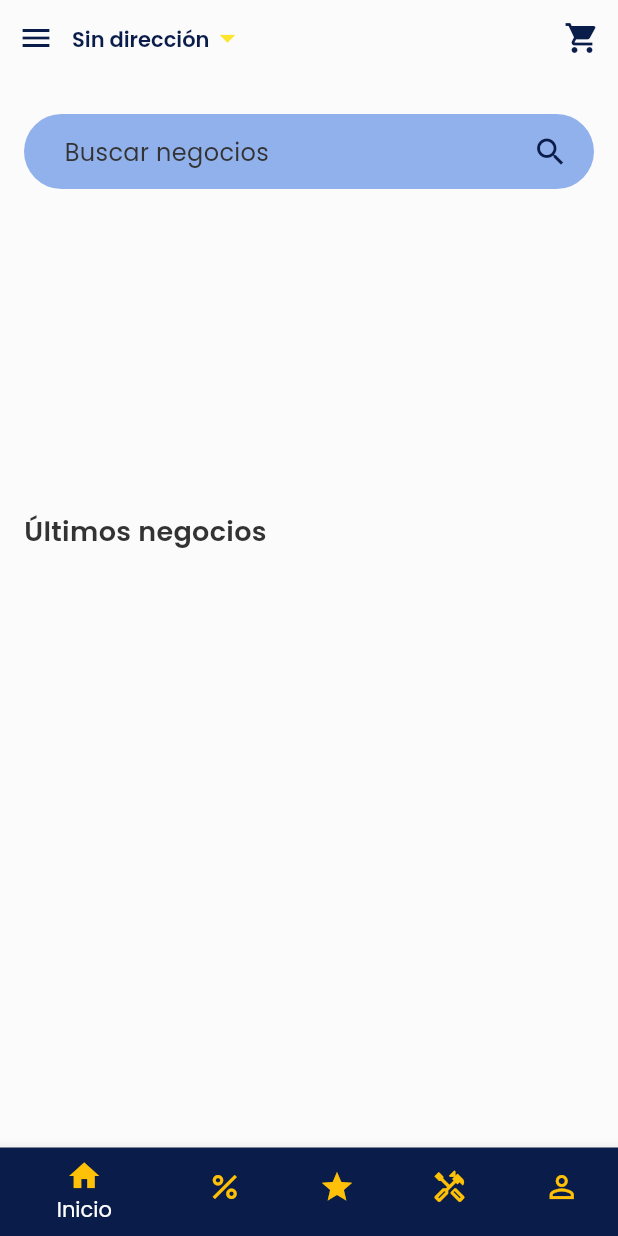
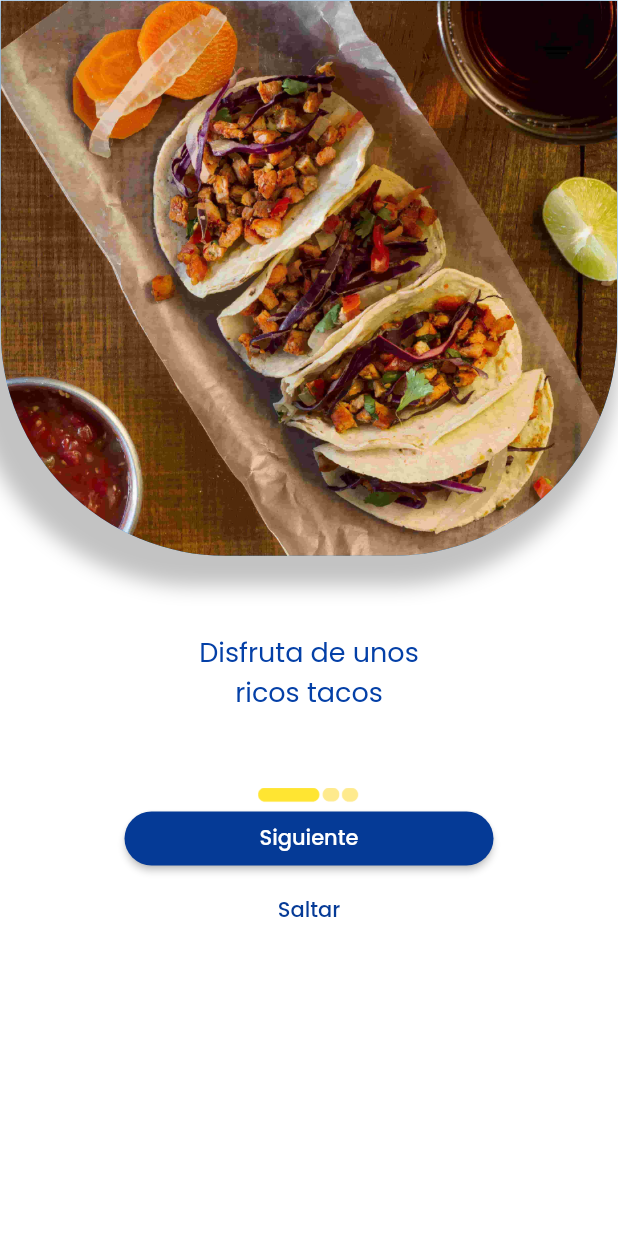
Before and after one commit to jddjp/Jaipi-client-app, a Flutter app: the screen it shows after launch, on a phone screen of 412 x 824 dp. Run offline on Flutter 3.47's test engine with Material 2 defaults, Android fonts, the phone set to English and light mode, and no system bars; our stand-ins replace cached_network_image, carousel_slider, cloud_firestore, firebase_auth, firebase_core, firebase_messaging and 10 more; missing offline and left inert: algolia, clippy_flutter, flutter_facebook_auth; accounts and stored records are empty; statements that could not run were skipped.

Commit message:
feat: Main presentation

```diff
--- /dev/null
+++ b/lib/src/views/presentation01_view.dart
@@ -0,0 +1,105 @@
+import 'package:flutter/material.dart';
+  import 'package:jaipi/src/views/presentation02_view.dart';
+
+import 'home_view.dart';
+
+class Presentation01View extends StatelessWidget {
+  static const routeName = 'presentation01';
+
+  const Presentation01View({Key key}) : super(key: key);
+
+  @override
+  Widget build(BuildContext context) {
+    return Scaffold(
+      body: ListView(
+        children: <Widget>[
+          Container(
+            child: _Image(),
+          ),
+          Container(
+            margin: EdgeInsets.symmetric(vertical: 50),
+            child: Text("Disfruta de unos \nricos tacos",
+            style: TextStyle(
+              color: Color.fromARGB(255, 4, 64, 167),
+              fontSize: 18,
+            ),
+            textAlign: TextAlign.center,
+            ),
+          ),
+          Container(
+            height: 10,
+            child: Image(image: AssetImage('assets/images/presentation_progress_bar_01.PNG'),
+            alignment: Alignment.center,
+            ),
+          ),
+          Container(
+            child: Column(
+              children: <Widget>[
+                Container(
+                child: RaisedButton(
+                  textColor: Colors.white,
+                  child: Text('Siguiente'),
+                  shape: StadiumBorder(),
+                  padding: EdgeInsets.symmetric(horizontal: 90),
+                  color: Color.fromARGB(255, 5, 58, 150),
+                  onPressed: (){
+                    Navigator.push(
+                    context,
+                    MaterialPageRoute(builder: (context)=>Presentation02View())
+                    );
+                  }
+                ),
+              )
+              ],
+            ),
+          ),
+          Container(
+            child: Column(
+              children: [Container(
+                child: FlatButton(
+                  textColor: Color.fromARGB(255, 5, 58, 150),
+                  child: Text("Saltar"),
+                  shape: StadiumBorder(),
+                  padding: EdgeInsets.symmetric(horizontal: 90),
+                  onPressed: (){
+                    Navigator.push(
+                      context,
+                      MaterialPageRoute(builder: (context)=>HomeView())
+                    );
+                  },
+                ),
+              )],
+            ),
+          )
+        ],
+      )
+    );
+  }
+}
+
+_Image(){
+  return Padding(
+    padding: const EdgeInsets.all(0.5),
+    child: Container(
+      height: 370.0,
+      width: 300.0,
+      decoration: BoxDecoration(
+        color: Colors.blue,
+        borderRadius: const BorderRadius.only(
+          bottomLeft: Radius.circular(150.0),
+          bottomRight: Radius.circular(150.0)
+        ),
+        boxShadow: [BoxShadow(
+          color: Colors.grey[850].withOpacity(0.29),
+          offset: const Offset(-10.0, 10.0),
+          blurRadius: 10.0,
+          spreadRadius: 10.0
+        )],
+        image: const DecorationImage(
+          image: AssetImage('assets/images/tacos.jpg'),
+          fit: BoxFit.cover
+        )
+      ),
+    ),
+  );
+}
```
Also changed, not shown: lib/main.dart (+4 -3 lines), lib/src/views/presentation02_view.dart (added, +105 -0 lines), lib/src/views/presentation03_view.dart (added, +86 -0 lines), assets/images/postre.jpg (added), assets/images/presentation_progress_bar_01.PNG (added), assets/images/presentation_progress_bar_02.png (added), assets/images/presentation_progress_bar_03.PNG (added), assets/images/sushi.jpg (added), assets/images/tacos.jpg (added).
